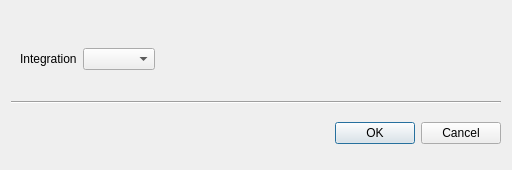
This is client/nx_client_desktop/src/ui/dialogs/webpage_dialog.ui in networkoptix/nx_open as Qt 5 draws it before an edit. The edited form follows.
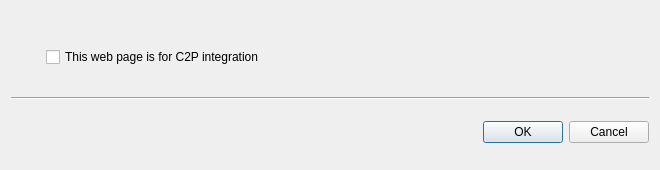
This is the edited form. Custom widgets are drawn as their Qt base class.

Commit message:
VMS-10622: Simplify webpage adding dialog for C2P
<==== Mercurial data ====>
Branch: vms_3.2

What changed in the file:
```diff
--- a/client/nx_client_desktop/src/ui/dialogs/webpage_dialog.ui
+++ b/client/nx_client_desktop/src/ui/dialogs/webpage_dialog.ui
@@ -6,7 +6,7 @@
    <rect>
     <x>0</x>
     <y>0</y>
-    <width>512</width>
+    <width>660</width>
     <height>170</height>
    </rect>
   </property>
@@ -16,7 +16,7 @@
     <verstretch>0</verstretch>
    </sizepolicy>
   </property>
-  <layout class="QVBoxLayout" name="verticalLayout">
+  <layout class="QVBoxLayout" name="verticalLayout_2">
    <item>
     <widget class="QWidget" name="widget" native="true">
      <property name="sizePolicy">
@@ -25,7 +25,7 @@
        <verstretch>0</verstretch>
       </sizepolicy>
      </property>
-     <layout class="QVBoxLayout" name="verticalLayout_2">
+     <layout class="QVBoxLayout" name="verticalLayout">
       <item>
        <widget class="QnInputField" name="nameInputField" native="true"/>
       </item>
@@ -33,45 +33,31 @@
        <widget class="QnInputField" name="urlInputField" native="true"/>
       </item>
       <item>
-       <widget class="QWidget" name="subtypeWidget" native="true">
-        <layout class="QHBoxLayout" name="horizontalLayout" stretch="0,0,1">
-         <property name="leftMargin">
-          <number>0</number>
-         </property>
-         <property name="topMargin">
-          <number>0</number>
-         </property>
-         <property name="rightMargin">
-          <number>0</number>
-         </property>
-         <property name="bottomMargin">
-          <number>0</number>
-         </property>
-         <item>
-          <widget class="QLabel" name="subTypeLabel">
-           <property name="text">
-            <string>Integration</string>
-           </property>
-          </widget>
-         </item>
-         <item>
-          <widget class="QComboBox" name="subtypeComboBox"/>
-         </item>
-         <item>
-          <spacer name="horizontalSpacer">
-           <property name="orientation">
-            <enum>Qt::Horizontal</enum>
-           </property>
-           <property name="sizeHint" stdset="0">
-            <size>
-             <width>40</width>
-             <height>30</height>
-            </size>
-           </property>
-          </spacer>
-         </item>
-        </layout>
-       </widget>
+       <layout class="QHBoxLayout" name="horizontalLayout">
+        <item>
+         <widget class="QWidget" name="c2pCheckBoxSpacerWidget" native="true">
+          <property name="sizePolicy">
+           <sizepolicy hsizetype="Fixed" vsizetype="Preferred">
+            <horstretch>0</horstretch>
+            <verstretch>0</verstretch>
+           </sizepolicy>
+          </property>
+          <property name="minimumSize">
+           <size>
+            <width>20</width>
+            <height>0</height>
+           </size>
+          </property>
+         </widget>
+        </item>
+        <item>
+         <widget class="QCheckBox" name="ctpCheckBox">
+          <property name="text">
+           <string>This web page is for C2P integration</string>
+          </property>
+         </widget>
+        </item>
+       </layout>
       </item>
      </layout>
     </widget>
```
The commit also changes 1 other file.
